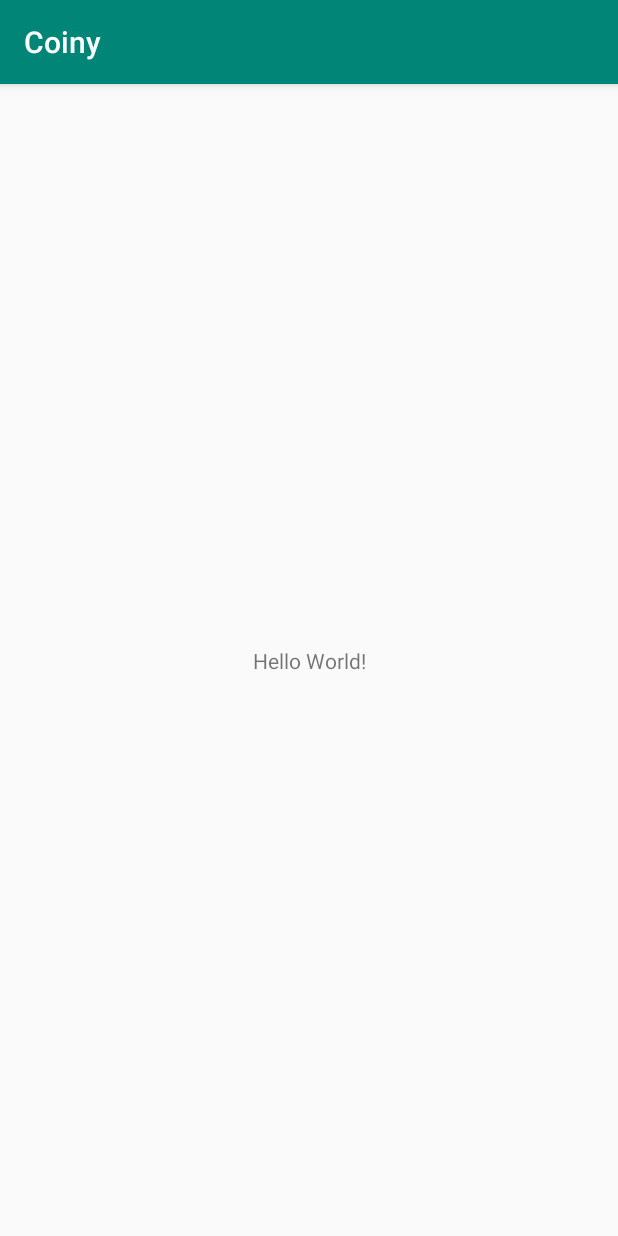
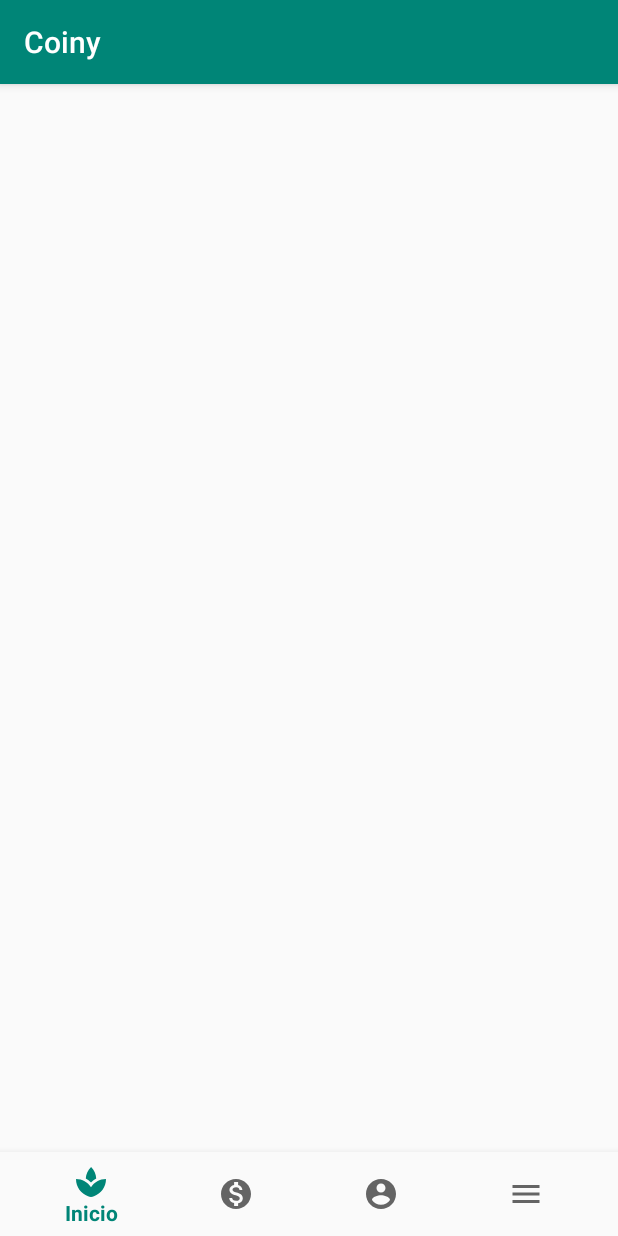
Before and after one commit to Avrgebro/coiny, an Android app: the screen it shows after launch (MainActivity), on a phone screen of 412 x 824 dp. Run offline under Robolectric (Android 15) with nearby library versions, the phone set to English and light mode, and no system bars.

Commit message:
added bottom navigation view

```diff
--- a/app/build.gradle
+++ b/app/build.gradle
@@ -26,4 +26,5 @@ dependencies {
     testImplementation 'junit:junit:4.12'
     androidTestImplementation 'androidx.test.ext:junit:1.1.1'
     androidTestImplementation 'androidx.test.espresso:espresso-core:3.2.0'
+    implementation 'com.google.android.material:material:1.0.0'
 }
--- a/app/src/main/java/com/arsenic/coiny/MainActivity.java
+++ b/app/src/main/java/com/arsenic/coiny/MainActivity.java
@@ -10,5 +10,6 @@ public class MainActivity extends AppCompatActivity {
     protected void onCreate(Bundle savedInstanceState) {
         super.onCreate(savedInstanceState);
         setContentView(R.layout.activity_main);
+
     }
 }
--- /dev/null
+++ b/app/src/main/res/drawable/ic_account_circle_black_24dp.xml
@@ -0,0 +1,9 @@
+<vector xmlns:android="http://schemas.android.com/apk/res/android"
+        android:width="24dp"
+        android:height="24dp"
+        android:viewportWidth="24.0"
+        android:viewportHeight="24.0">
+    <path
+        android:fillColor="#FF000000"
+        android:pathData="M12,2C6.48,2 2,6.48 2,12s4.48,10 10,10 10,-4.48 10,-10S17.52,2 12,2zM12,5c1.66,0 3,1.34 3,3s-1.34,3 -3,3 -3,-1.34 -3,-3 1.34,-3 3,-3zM12,19.2c-2.5,0 -4.71,-1.28 -6,-3.22 0.03,-1.99 4,-3.08 6,-3.08 1.99,0 5.97,1.09 6,3.08 -1.29,1.94 -3.5,3.22 -6,3.22z"/>
+</vector>
--- /dev/null
+++ b/app/src/main/res/drawable/ic_menu_black_24dp.xml
@@ -0,0 +1,9 @@
+<vector xmlns:android="http://schemas.android.com/apk/res/android"
+        android:width="24dp"
+        android:height="24dp"
+        android:viewportWidth="24.0"
+        android:viewportHeight="24.0">
+    <path
+        android:fillColor="#FF000000"
+        android:pathData="M3,18h18v-2L3,16v2zM3,13h18v-2L3,11v2zM3,6v2h18L21,6L3,6z"/>
+</vector>
--- /dev/null
+++ b/app/src/main/res/drawable/ic_monetization_on_black_24dp.xml
@@ -0,0 +1,9 @@
+<vector xmlns:android="http://schemas.android.com/apk/res/android"
+        android:width="24dp"
+        android:height="24dp"
+        android:viewportWidth="24.0"
+        android:viewportHeight="24.0">
+    <path
+        android:fillColor="#FF000000"
+        android:pathData="M12,2C6.48,2 2,6.48 2,12s4.48,10 10,10 10,-4.48 10,-10S17.52,2 12,2zM13.41,18.09L13.41,20h-2.67v-1.93c-1.71,-0.36 -3.16,-1.46 -3.27,-3.4h1.96c0.1,1.05 0.82,1.87 2.65,1.87 1.96,0 2.4,-0.98 2.4,-1.59 0,-0.83 -0.44,-1.61 -2.67,-2.14 -2.48,-0.6 -4.18,-1.62 -4.18,-3.67 0,-1.72 1.39,-2.84 3.11,-3.21L10.74,4h2.67v1.95c1.86,0.45 2.79,1.86 2.85,3.39L14.3,9.34c-0.05,-1.11 -0.64,-1.87 -2.22,-1.87 -1.5,0 -2.4,0.68 -2.4,1.64 0,0.84 0.65,1.39 2.67,1.91s4.18,1.39 4.18,3.91c-0.01,1.83 -1.38,2.83 -3.12,3.16z"/>
+</vector>
--- /dev/null
+++ b/app/src/main/res/drawable/ic_spa_black_24dp.xml
@@ -0,0 +1,12 @@
+<vector xmlns:android="http://schemas.android.com/apk/res/android"
+        android:width="24dp"
+        android:height="24dp"
+        android:viewportWidth="24.0"
+        android:viewportHeight="24.0">
+    <path
+        android:pathData="M8.55,12c-1.07,-0.71 -2.25,-1.27 -3.53,-1.61 1.28,0.34 2.46,0.9 3.53,1.61zM18.98,10.39c-1.29,0.34 -2.49,0.91 -3.57,1.64 1.08,-0.73 2.28,-1.3 3.57,-1.64z"
+        android:fillColor="#607D8B"/>
+    <path
+        android:fillColor="#FF000000"
+        android:pathData="M15.49,9.63c-0.18,-2.79 -1.31,-5.51 -3.43,-7.63 -2.14,2.14 -3.32,4.86 -3.55,7.63 1.28,0.68 2.46,1.56 3.49,2.63 1.03,-1.06 2.21,-1.94 3.49,-2.63zM8.99,12.28c-0.14,-0.1 -0.3,-0.19 -0.45,-0.29 0.15,0.11 0.31,0.19 0.45,0.29zM15.41,12.03c-0.13,0.09 -0.27,0.16 -0.4,0.26 0.13,-0.1 0.27,-0.17 0.4,-0.26zM12,15.45C9.85,12.17 6.18,10 2,10c0,5.32 3.36,9.82 8.03,11.49 0.63,0.23 1.29,0.4 1.97,0.51 0.68,-0.12 1.33,-0.29 1.97,-0.51C18.64,19.82 22,15.32 22,10c-4.18,0 -7.85,2.17 -10,5.45z"/>
+</vector>
--- a/app/src/main/res/layout/activity_main.xml
+++ b/app/src/main/res/layout/activity_main.xml
@@ -6,13 +6,29 @@
     android:layout_height="match_parent"
     tools:context=".MainActivity">
 
-    <TextView
-        android:layout_width="wrap_content"
+    <FrameLayout
+        android:id="@+id/mainfragment"
+        android:layout_width="0dp"
+        android:layout_height="0dp"
+        app:layout_constraintBottom_toTopOf="@id/navigation"
+        app:layout_constraintTop_toTopOf="parent"
+        app:layout_constraintStart_toStartOf="parent"
+        app:layout_constraintEnd_toEndOf="parent">
+
+    </FrameLayout>
+
+    <com.google.android.material.bottomnavigation.BottomNavigationView
+        android:id="@+id/navigation"
+        android:layout_width="0dp"
         android:layout_height="wrap_content"
-        android:text="Hello World!"
+        android:layout_marginStart="0dp"
+        android:layout_marginEnd="0dp"
+        android:background="?android:attr/windowBackground"
         app:layout_constraintBottom_toBottomOf="parent"
         app:layout_constraintLeft_toLeftOf="parent"
         app:layout_constraintRight_toRightOf="parent"
-        app:layout_constraintTop_toTopOf="parent" />
+        app:menu="@menu/navigation">
+
+    </com.google.android.material.bottomnavigation.BottomNavigationView>
 
 </androidx.constraintlayout.widget.ConstraintLayout>
--- /dev/null
+++ b/app/src/main/res/menu/navigation.xml
@@ -0,0 +1,15 @@
+<?xml version="1.0" encoding="utf-8"?>
+<menu xmlns:android="http://schemas.android.com/apk/res/android">
+    <item android:id="@+id/menu_start"
+        android:title="@string/menu_start"
+        android:icon="@drawable/ic_spa_black_24dp" />
+    <item android:id="@+id/menu_discounts"
+        android:title="@string/menu_discounts"
+        android:icon="@drawable/ic_monetization_on_black_24dp" />
+    <item android:id="@+id/manu_contacts"
+        android:title="@string/menu_contacts"
+        android:icon="@drawable/ic_account_circle_black_24dp" />
+    <item android:id="@+id/menu_more"
+        android:title="@string/menu_more"
+        android:icon="@drawable/ic_menu_black_24dp" />
+</menu>
--- a/app/src/main/res/values/strings.xml
+++ b/app/src/main/res/values/strings.xml
@@ -1,3 +1,7 @@
 <resources>
     <string name="app_name">Coiny</string>
+    <string name="menu_start">Inicio</string>
+    <string name="menu_discounts">Descuentos</string>
+    <string name="menu_contacts">Contactos</string>
+    <string name="menu_more">Más</string>
 </resources>
```
